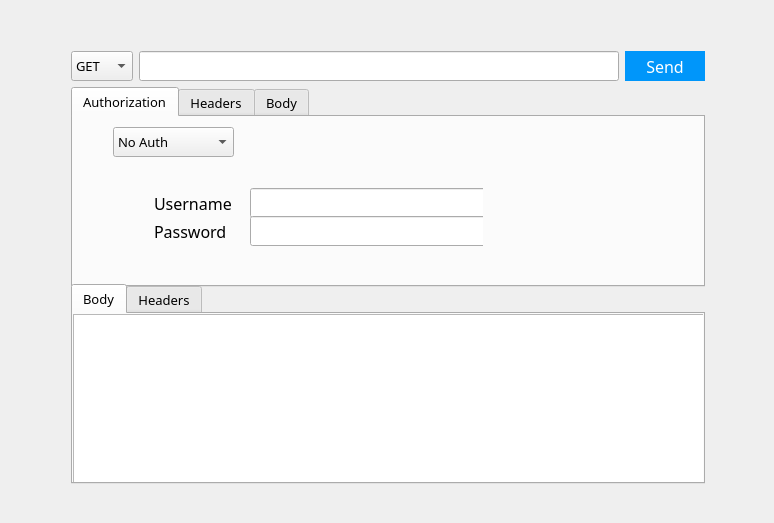
This is widget.ui in gitorup/qhttpc as Qt 5 draws it before an edit. The edited form follows.
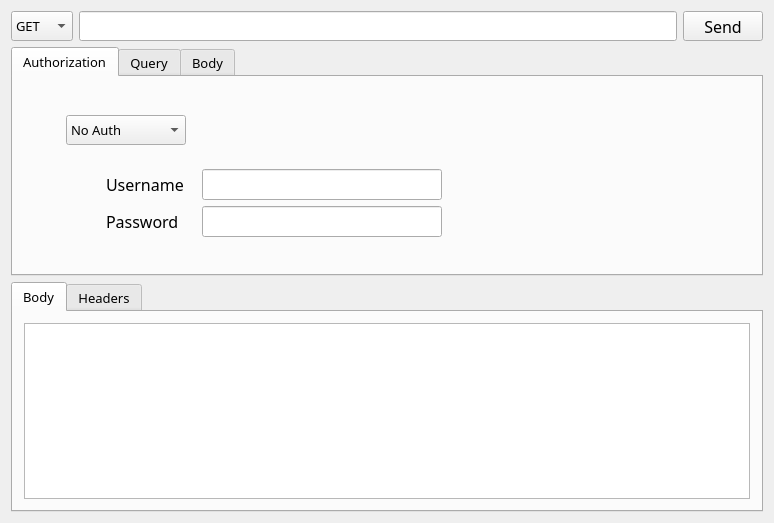
This is the edited form.

Patch:
```diff
--- a/widget.ui
+++ b/widget.ui
@@ -17,18 +17,10 @@
    <bool>false</bool>
   </property>
   <property name="styleSheet">
-   <string notr="true">QPushButton {background-color: rgb(0, 150, 250);border:none;color: white}
-QPushButton:pressed{background-color: rgb(120, 140, 175);border:none;color: white}</string>
+   <string notr="true"/>
   </property>
-  <widget class="QWidget" name="layoutWidget">
-   <property name="geometry">
-    <rect>
-     <x>60</x>
-     <y>40</y>
-     <width>656</width>
-     <height>446</height>
-    </rect>
-   </property>
+  <layout class="QVBoxLayout" name="verticalLayout">
+   <item>
    <layout class="QVBoxLayout" name="topLayout">
     <item>
      <layout class="QHBoxLayout" name="optionLayout">
@@ -125,15 +117,26 @@
        <attribute name="title">
         <string>Authorization</string>
        </attribute>
+        <layout class="QGridLayout" name="gridLayout">
+         <item row="0" column="2">
+          <spacer name="verticalSpacer_3">
+           <property name="orientation">
+            <enum>Qt::Vertical</enum>
+           </property>
+           <property name="sizeHint" stdset="0">
+            <size>
+             <width>20</width>
+             <height>10</height>
+            </size>
+           </property>
+          </spacer>
+         </item>
+         <item row="1" column="1">
+          <layout class="QVBoxLayout" name="verticalLayout_2">
+           <item>
+            <layout class="QHBoxLayout" name="horizontalLayout">
+             <item>
        <widget class="QComboBox" name="sendAuthComboBox">
-        <property name="geometry">
-         <rect>
-          <x>40</x>
-          <y>10</y>
-          <width>121</width>
-          <height>30</height>
-         </rect>
-        </property>
         <property name="minimumSize">
          <size>
           <width>120</width>
@@ -162,15 +165,66 @@
          </property>
         </item>
        </widget>
-       <widget class="QWidget" name="">
-        <property name="geometry">
-         <rect>
-          <x>70</x>
-          <y>60</y>
-          <width>340</width>
-          <height>72</height>
-         </rect>
-        </property>
+             </item>
+             <item>
+              <spacer name="horizontalSpacer">
+               <property name="orientation">
+                <enum>Qt::Horizontal</enum>
+               </property>
+               <property name="sizeHint" stdset="0">
+                <size>
+                 <width>40</width>
+                 <height>20</height>
+                </size>
+               </property>
+              </spacer>
+             </item>
+            </layout>
+           </item>
+           <item>
+            <spacer name="verticalSpacer">
+             <property name="orientation">
+              <enum>Qt::Vertical</enum>
+             </property>
+             <property name="sizeHint" stdset="0">
+              <size>
+               <width>20</width>
+               <height>18</height>
+              </size>
+             </property>
+            </spacer>
+           </item>
+          </layout>
+         </item>
+         <item row="2" column="0">
+          <spacer name="horizontalSpacer_3">
+           <property name="orientation">
+            <enum>Qt::Horizontal</enum>
+           </property>
+           <property name="sizeHint" stdset="0">
+            <size>
+             <width>40</width>
+             <height>20</height>
+            </size>
+           </property>
+          </spacer>
+         </item>
+         <item row="2" column="1" colspan="2">
+          <layout class="QHBoxLayout" name="horizontalLayout_2">
+           <item>
+            <spacer name="horizontalSpacer_2">
+             <property name="orientation">
+              <enum>Qt::Horizontal</enum>
+             </property>
+             <property name="sizeHint" stdset="0">
+              <size>
+               <width>40</width>
+               <height>20</height>
+              </size>
+             </property>
+            </spacer>
+           </item>
+           <item>
         <layout class="QVBoxLayout" name="authTopLayout">
          <item>
           <layout class="QHBoxLayout" name="usernameLayout">
@@ -263,49 +317,51 @@
           </layout>
          </item>
         </layout>
+           </item>
+          </layout>
+         </item>
+         <item row="2" column="3">
+          <spacer name="horizontalSpacer_4">
+           <property name="orientation">
+            <enum>Qt::Horizontal</enum>
+           </property>
+           <property name="sizeHint" stdset="0">
+            <size>
+             <width>308</width>
+             <height>20</height>
+            </size>
+           </property>
+          </spacer>
+         </item>
+         <item row="3" column="2">
+          <spacer name="verticalSpacer_2">
+           <property name="orientation">
+            <enum>Qt::Vertical</enum>
+           </property>
+           <property name="sizeHint" stdset="0">
+            <size>
+             <width>20</width>
+             <height>18</height>
+            </size>
+           </property>
+          </spacer>
+         </item>
+        </layout>
        </widget>
-      </widget>
-      <widget class="QWidget" name="sendHeaderTab">
+       <widget class="QWidget" name="sendQueryTab">
        <attribute name="title">
-        <string>Headers</string>
-       </attribute>
-       <widget class="QTextEdit" name="sendHeaderTextEdit">
-        <property name="geometry">
-         <rect>
-          <x>0</x>
-          <y>0</y>
-          <width>651</width>
-          <height>171</height>
-         </rect>
-        </property>
-        <property name="font">
-         <font>
-          <family>微软雅黑</family>
-          <pointsize>12</pointsize>
-         </font>
-        </property>
-       </widget>
+         <string>Query</string>
+        </attribute>
       </widget>
       <widget class="QWidget" name="sendBodyTab">
        <attribute name="title">
         <string>Body</string>
        </attribute>
-       <widget class="QTextEdit" name="sendBodyTextEdit">
-        <property name="geometry">
-         <rect>
-          <x>0</x>
-          <y>0</y>
-          <width>651</width>
-          <height>171</height>
-         </rect>
-        </property>
-        <property name="font">
-         <font>
-          <family>微软雅黑</family>
-          <pointsize>12</pointsize>
-         </font>
-        </property>
-       </widget>
+        <layout class="QGridLayout" name="gridLayout_2">
+         <item row="0" column="0">
+          <widget class="QTextEdit" name="sendBodyTextEdit"/>
+         </item>
+        </layout>
       </widget>
      </widget>
     </item>
@@ -330,36 +386,25 @@
        <attribute name="title">
         <string>Body</string>
        </attribute>
-       <widget class="QTextBrowser" name="recvBodyTextBrowser">
-        <property name="geometry">
-         <rect>
-          <x>0</x>
-          <y>0</y>
-          <width>651</width>
-          <height>171</height>
-         </rect>
-        </property>
-       </widget>
+        <layout class="QGridLayout" name="gridLayout_3">
+         <item row="0" column="0">
+          <widget class="QTextBrowser" name="recvBodyTextBrowser"/>
+         </item>
+        </layout>
+        <zorder>sendWidget</zorder>
+        <zorder>sendWidget</zorder>
+        <zorder>recvBodyTextBrowser</zorder>
       </widget>
       <widget class="QWidget" name="recvHeaderTab">
        <attribute name="title">
         <string>Headers</string>
        </attribute>
-       <widget class="QTextBrowser" name="recvHeaderTextBrowser">
-        <property name="geometry">
-         <rect>
-          <x>0</x>
-          <y>0</y>
-          <width>651</width>
-          <height>171</height>
-         </rect>
-        </property>
        </widget>
       </widget>
-     </widget>
-    </item>
-   </layout>
-  </widget>
+     </item>
+    </layout>
+   </item>
+  </layout>
  </widget>
  <layoutdefault spacing="6" margin="11"/>
  <resources/>
```
Lines whose indentation alone changed are shown as unchanged.
